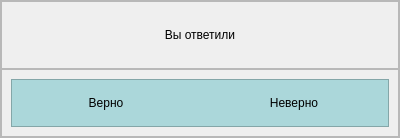
DenisPald/spaced-repetition, file ui/right_or_not.ui: the form before one commit.
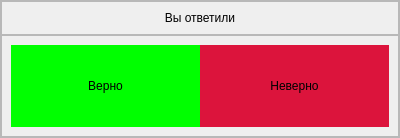
The form after the commit.

The edit to the form file:
```diff
--- a/ui/right_or_not.ui
+++ b/ui/right_or_not.ui
@@ -105,7 +105,7 @@
          <item>
           <widget class="QFrame" name="frame_3">
            <property name="sizePolicy">
-            <sizepolicy hsizetype="Minimum" vsizetype="Minimum">
+            <sizepolicy hsizetype="Expanding" vsizetype="Expanding">
              <horstretch>0</horstretch>
              <verstretch>0</verstretch>
             </sizepolicy>
@@ -117,7 +117,7 @@
             <string notr="true">background: #abd7da;</string>
            </property>
            <property name="frameShape">
-            <enum>QFrame::StyledPanel</enum>
+            <enum>QFrame::NoFrame</enum>
            </property>
            <property name="frameShadow">
             <enum>QFrame::Raised</enum>
@@ -153,7 +153,7 @@
               </property>
               <property name="styleSheet">
                <string notr="true">border: 0px solid;
-</string>
+background: #00FF00;</string>
               </property>
               <property name="text">
                <string>Верно</string>
@@ -175,7 +175,7 @@
               </property>
               <property name="styleSheet">
                <string notr="true">border: 0px solid;
-</string>
+background: #DC143C;</string>
               </property>
               <property name="text">
                <string>Неверно</string>
```
Left out of the diff: 4 changed lines with no effect on the pictures.
